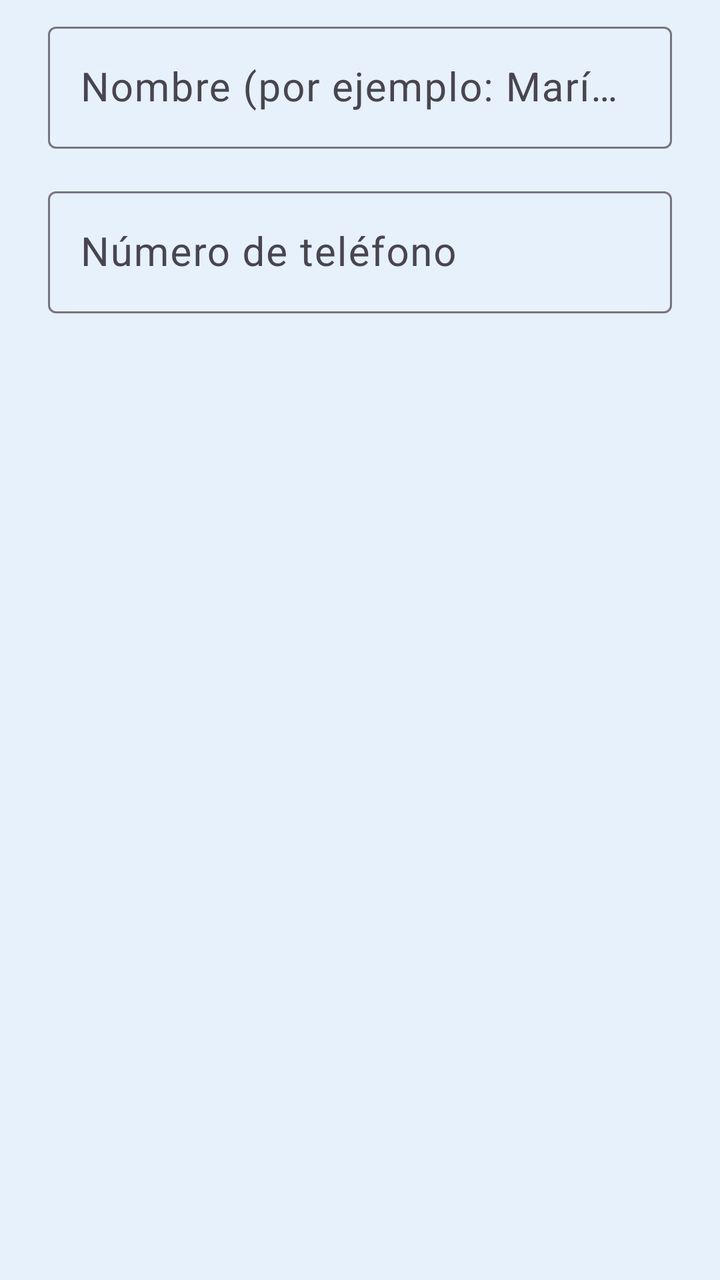
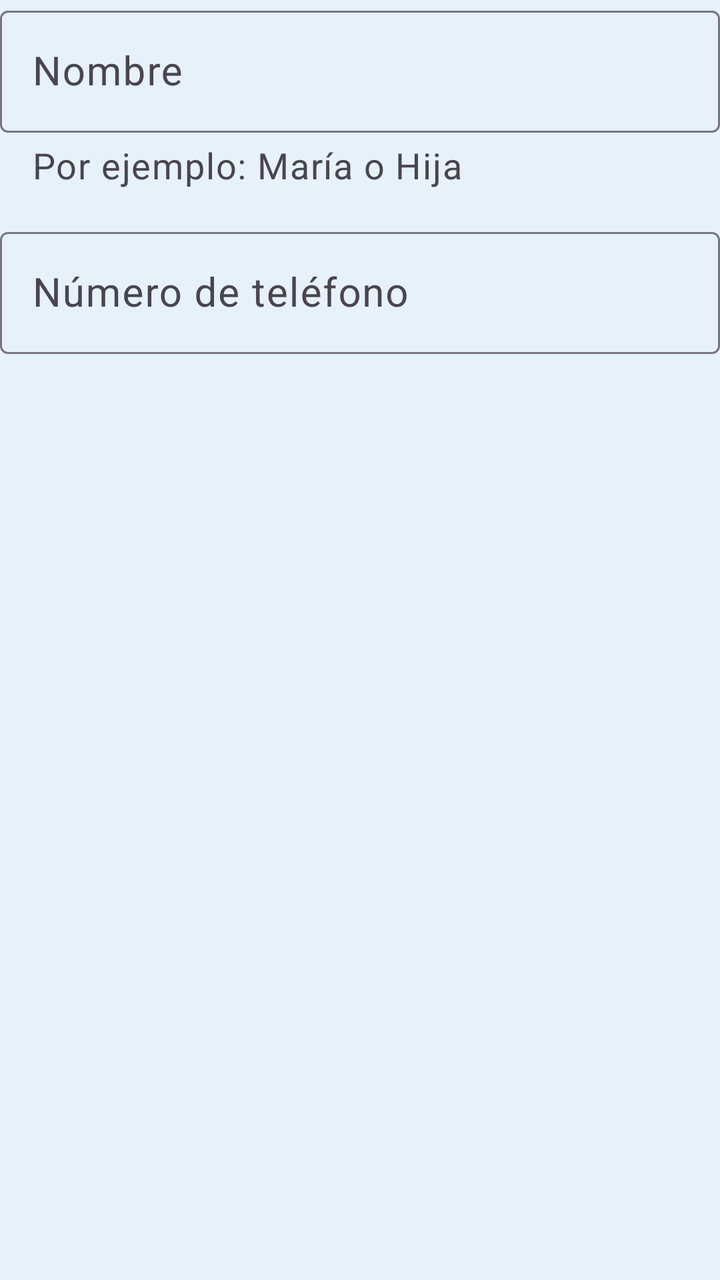

Screens rendered from an Android XML layout before and after an edit, with the pre-edit source and the edit as a unified diff.
<!-- AndroidManifest.xml: application theme Theme.WithYou -->
<!-- res/layout/dialog_contact_form.xml -->
<?xml version="1.0" encoding="utf-8"?>
<LinearLayout xmlns:android="http://schemas.android.com/apk/res/android"
    android:layout_width="match_parent"
    android:layout_height="wrap_content"
    android:orientation="vertical"
    android:paddingStart="24dp"
    android:paddingTop="8dp"
    android:paddingEnd="24dp">

    <com.google.android.material.textfield.TextInputLayout
        android:id="@+id/name_layout"
        android:layout_width="match_parent"
        android:layout_height="wrap_content"
        android:hint="@string/contact_name_hint">

        <com.google.android.material.textfield.TextInputEditText
            android:id="@+id/name_input"
            android:layout_width="match_parent"
            android:layout_height="wrap_content"
            android:inputType="textPersonName|textCapWords"
            android:maxLength="40"
            android:minHeight="@dimen/touch_min"
            android:textSize="@dimen/text_body" />
    </com.google.android.material.textfield.TextInputLayout>

    <com.google.android.material.textfield.TextInputLayout
        android:id="@+id/phone_layout"
        android:layout_width="match_parent"
        android:layout_height="wrap_content"
        android:layout_marginTop="@dimen/spacing"
        android:hint="@string/contact_phone_hint">

        <com.google.android.material.textfield.TextInputEditText
            android:id="@+id/phone_input"
            android:layout_width="match_parent"
            android:layout_height="wrap_content"
            android:inputType="phone"
            android:maxLength="20"
            android:minHeight="@dimen/touch_min"
            android:textSize="@dimen/text_body" />
    </com.google.android.material.textfield.TextInputLayout>

</LinearLayout>
<!-- resources referenced by this layout -->
<resources>
  <dimen name="spacing">16dp</dimen>
  <dimen name="text_body">20sp</dimen>
  <dimen name="touch_min">56dp</dimen>
  <string name="contact_name_hint">Nombre (por ejemplo: María o Hija)</string>
  <string name="contact_phone_hint">Número de teléfono</string>
  <style name="Theme.WithYou" parent="Theme.Material3.Light.NoActionBar">
          <item name="colorPrimary">@color/primary</item>
          <item name="colorOnPrimary">@color/white</item>
          <item name="colorPrimaryContainer">@color/card_accent</item>
          <item name="colorOnPrimaryContainer">@color/primary_dark</item>
          <item name="colorSecondary">@color/confirm</item>
          <item name="colorError">@color/cancel</item>
          <item name="android:colorBackground">@color/background</item>
          <item name="colorSurface">@color/card</item>
          <item name="colorOnSurface">@color/text_primary</item>
          <item name="android:windowBackground">@color/background</item>
          <item name="android:statusBarColor">@color/primary_dark</item>
          <item name="android:textColor">@color/text_primary</item>
          <item name="android:textSize">@dimen/text_body</item>
          <item name="toolbarStyle">@style/Widget.WithYou.Toolbar</item>
      </style>
  <color name="primary">#1F4E8C</color>
  <color name="white">#FFFFFF</color>
  <color name="card_accent">#CFE5F7</color>
  <color name="primary_dark">#163A69</color>
  <color name="confirm">#1E9E57</color>
  <color name="cancel">#D32F2F</color>
  <color name="background">#E6F1FB</color>
  <color name="card">#FFFFFF</color>
  <color name="text_primary">#1A1A1A</color>
  <style name="Widget.WithYou.Toolbar" parent="Widget.Material3.Toolbar">
          <item name="android:background">@color/primary</item>
          <item name="titleTextAppearance">@style/TextAppearance.WithYou.ToolbarTitle</item>
          <item name="titleTextColor">@color/white</item>
          <item name="navigationIconTint">@color/white</item>
      </style>
  <style name="TextAppearance.WithYou.ToolbarTitle" parent="TextAppearance.Material3.TitleLarge">
          <item name="android:textSize">24sp</item>
          <item name="android:textStyle">bold</item>
      </style>
</resources>

<!-- the commit's change to res/layout/dialog_contact_form.xml (unified diff, before → after) -->
@@ -1,17 +1,16 @@
 <?xml version="1.0" encoding="utf-8"?>
 <LinearLayout xmlns:android="http://schemas.android.com/apk/res/android"
+    xmlns:app="http://schemas.android.com/apk/res-auto"
     android:layout_width="match_parent"
     android:layout_height="wrap_content"
-    android:orientation="vertical"
-    android:paddingStart="24dp"
-    android:paddingTop="8dp"
-    android:paddingEnd="24dp">
+    android:orientation="vertical">
 
     <com.google.android.material.textfield.TextInputLayout
         android:id="@+id/name_layout"
         android:layout_width="match_parent"
         android:layout_height="wrap_content"
-        android:hint="@string/contact_name_hint">
+        android:hint="@string/contact_name_hint"
+        app:helperText="@string/contact_name_helper">
 
         <com.google.android.material.textfield.TextInputEditText
             android:id="@+id/name_input"
<!-- resource entries referenced after the edit -->
@@ -3,7 +3,8 @@
   <dimen name="spacing">16dp</dimen>
   <dimen name="text_body">20sp</dimen>
   <dimen name="touch_min">56dp</dimen>
-  <string name="contact_name_hint">Nombre (por ejemplo: María o Hija)</string>
+  <string name="contact_name_helper">Por ejemplo: María o Hija</string>
+  <string name="contact_name_hint">Nombre</string>
   <string name="contact_phone_hint">Número de teléfono</string>
   <style name="Theme.WithYou" parent="Theme.Material3.Light.NoActionBar">
           <item name="colorPrimary">@color/primary</item>
@@ -20,6 +21,8 @@
           <item name="android:textColor">@color/text_primary</item>
           <item name="android:textSize">@dimen/text_body</item>
           <item name="toolbarStyle">@style/Widget.WithYou.Toolbar</item>
+          <item name="materialAlertDialogTheme">@style/ThemeOverlay.WithYou.Dialog</item>
+          <item name="textInputStyle">@style/Widget.WithYou.TextInput</item>
       </style>
   <color name="primary">#1F4E8C</color>
   <color name="white">#FFFFFF</color>
@@ -36,9 +39,20 @@
           <item name="titleTextColor">@color/white</item>
           <item name="navigationIconTint">@color/white</item>
       </style>
+  <style name="ThemeOverlay.WithYou.Dialog" parent="ThemeOverlay.Material3.MaterialAlertDialog">
+          <item name="backgroundInsetStart">12dp</item>
+          <item name="backgroundInsetEnd">12dp</item>
+      </style>
+  <style name="Widget.WithYou.TextInput" parent="Widget.Material3.TextInputLayout.OutlinedBox">
+          <item name="errorTextAppearance">@style/TextAppearance.WithYou.InputMessage</item>
+          <item name="helperTextTextAppearance">@style/TextAppearance.WithYou.InputMessage</item>
+      </style>
   <style name="TextAppearance.WithYou.ToolbarTitle" parent="TextAppearance.Material3.TitleLarge">
           <item name="android:textSize">24sp</item>
           <item name="android:textStyle">bold</item>
       </style>
+  <style name="TextAppearance.WithYou.InputMessage" parent="TextAppearance.Material3.BodySmall">
+          <item name="android:textSize">18sp</item>
+      </style>
 </resources>
 
